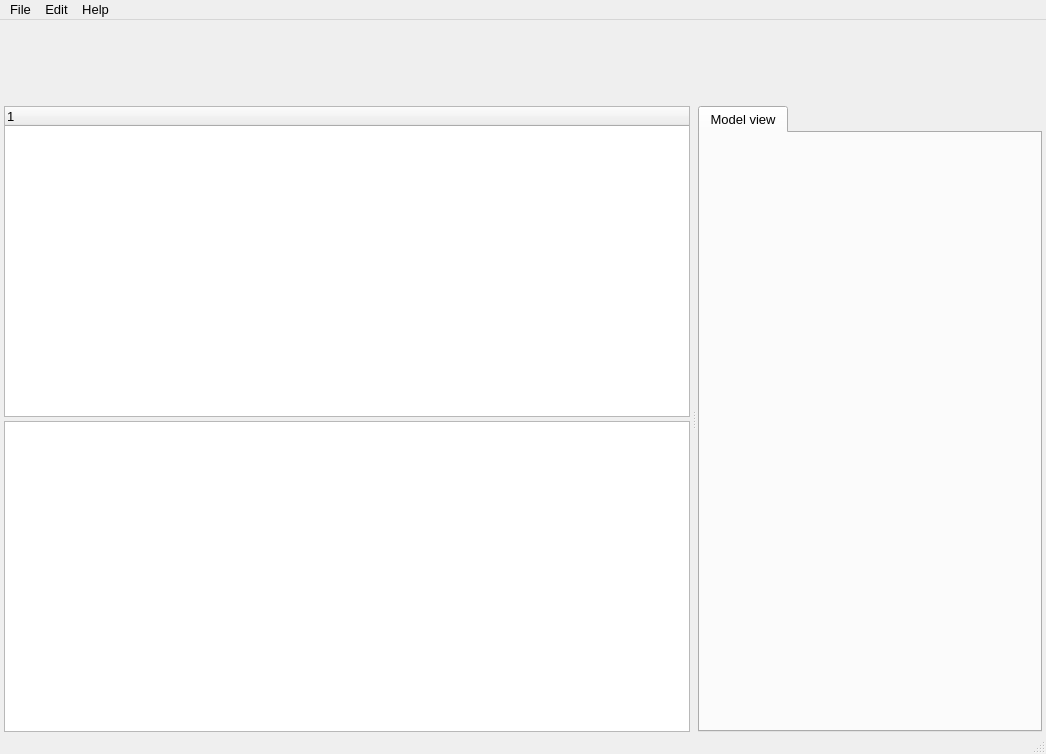
Old version of the form src/UserInterface/Forms/mainwindow.ui in the repository PawelekPro/MeshGeneratingTool.
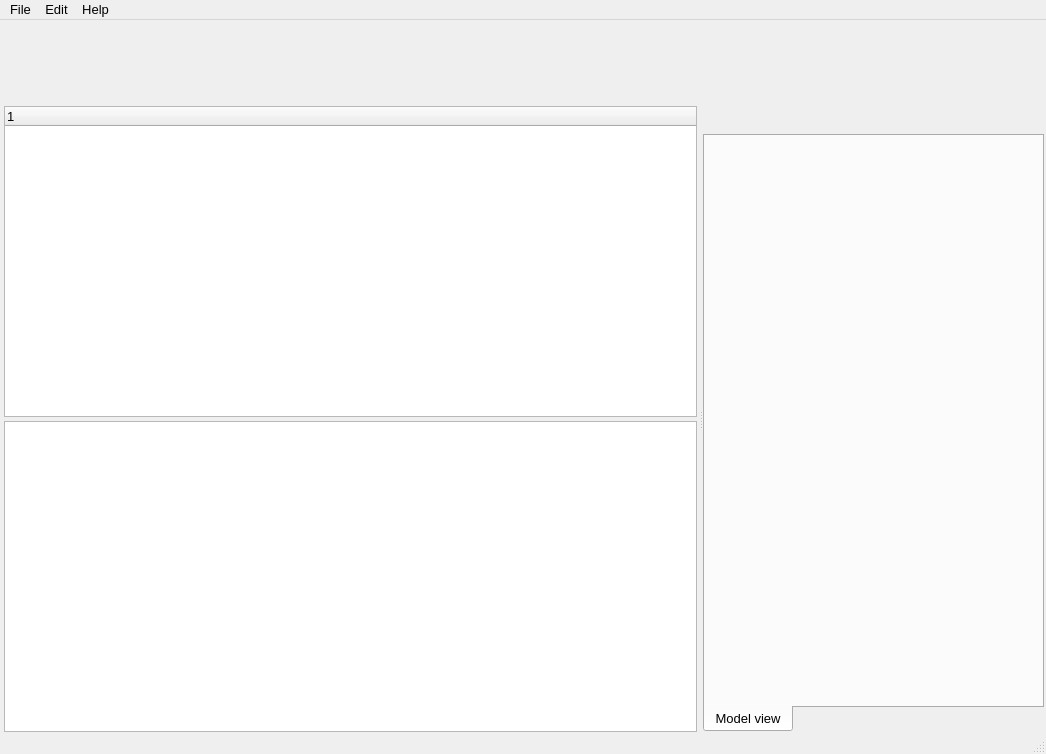
New version of the form. Icons and pictures are not drawn. Custom widgets are drawn as their Qt base class.

Patch:
```diff
--- a/src/UserInterface/Forms/mainwindow.ui
+++ b/src/UserInterface/Forms/mainwindow.ui
@@ -69,21 +69,114 @@
        </layout>
       </widget>
       <widget class="QWidget" name="visualizationWidget" native="true">
-       <layout class="QGridLayout" name="gridLayout_3">
+       <layout class="QGridLayout" name="gridLayout_5">
         <property name="leftMargin">
-         <number>2</number>
+         <number>0</number>
         </property>
         <property name="topMargin">
          <number>0</number>
         </property>
         <property name="rightMargin">
-         <number>2</number>
+         <number>0</number>
         </property>
         <property name="bottomMargin">
          <number>0</number>
         </property>
+        <property name="spacing">
+         <number>0</number>
+        </property>
         <item row="0" column="0">
+         <layout class="QGridLayout" name="gridLayout_3">
+          <item row="0" column="1">
+           <widget class="QPushButton" name="pushButton_2">
+            <property name="minimumSize">
+             <size>
+              <width>28</width>
+              <height>28</height>
+             </size>
+            </property>
+            <property name="maximumSize">
+             <size>
+              <width>28</width>
+              <height>28</height>
+             </size>
+            </property>
+            <property name="text">
+             <string/>
+            </property>
+            <property name="icon">
+             <iconset resource="../../../resources/resources.qrc">
+              <normaloff>:/icons/icons/draft.svg</normaloff>:/icons/icons/draft.svg</iconset>
+            </property>
+            <property name="iconSize">
+             <size>
+              <width>28</width>
+              <height>28</height>
+             </size>
+            </property>
+            <property name="checkable">
+             <bool>true</bool>
+            </property>
+            <property name="flat">
+             <bool>true</bool>
+            </property>
+           </widget>
+          </item>
+          <item row="0" column="0">
+           <widget class="QPushButton" name="pushButton">
+            <property name="minimumSize">
+             <size>
+              <width>28</width>
+              <height>28</height>
+             </size>
+            </property>
+            <property name="maximumSize">
+             <size>
+              <width>28</width>
+              <height>28</height>
+             </size>
+            </property>
+            <property name="text">
+             <string/>
+            </property>
+            <property name="icon">
+             <iconset resource="../../../resources/resources.qrc">
+              <normaloff>:/icons/icons/draft.svg</normaloff>:/icons/icons/draft.svg</iconset>
+            </property>
+            <property name="iconSize">
+             <size>
+              <width>28</width>
+              <height>28</height>
+             </size>
+            </property>
+            <property name="checkable">
+             <bool>true</bool>
+            </property>
+            <property name="flat">
+             <bool>true</bool>
+            </property>
+           </widget>
+          </item>
+          <item row="0" column="2">
+           <spacer name="horizontalSpacer">
+            <property name="orientation">
+             <enum>Qt::Horizontal</enum>
+            </property>
+            <property name="sizeHint" stdset="0">
+             <size>
+              <width>40</width>
+              <height>20</height>
+             </size>
+            </property>
+           </spacer>
+          </item>
+         </layout>
+        </item>
+        <item row="1" column="0">
          <widget class="QTabWidget" name="tabWidget">
+          <property name="tabPosition">
+           <enum>QTabWidget::South</enum>
+          </property>
           <widget class="QWidget" name="modelView">
            <attribute name="title">
             <string>Model view</string>
```
Left out of the diff: 24 changed lines with no effect on the pictures.
